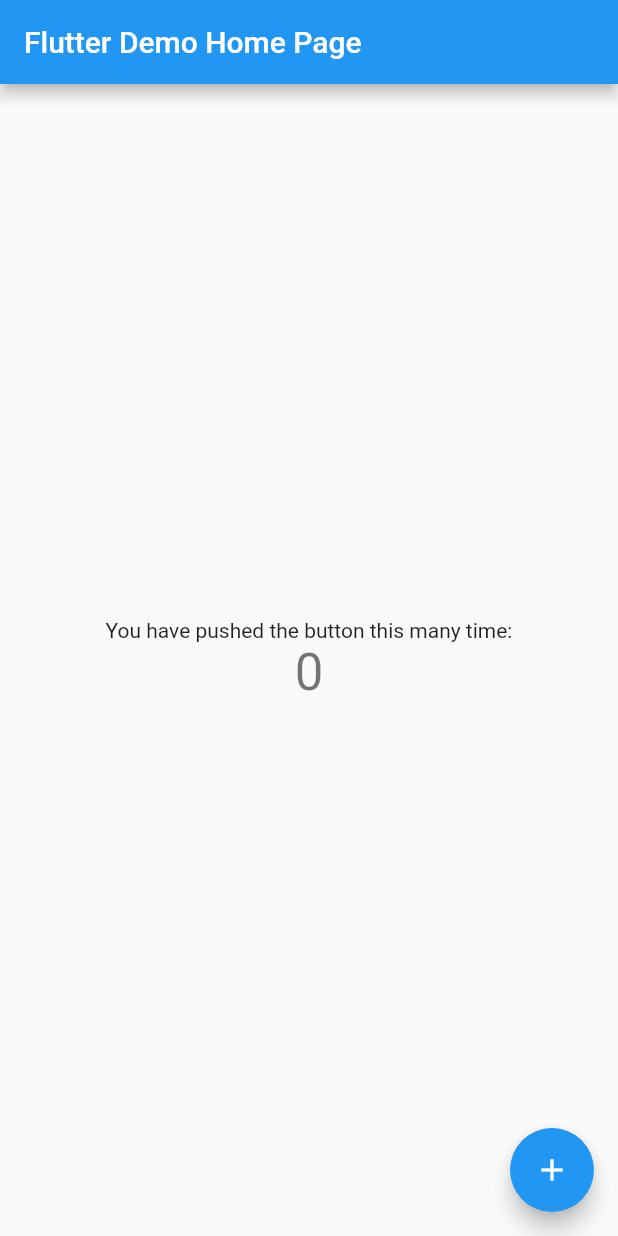
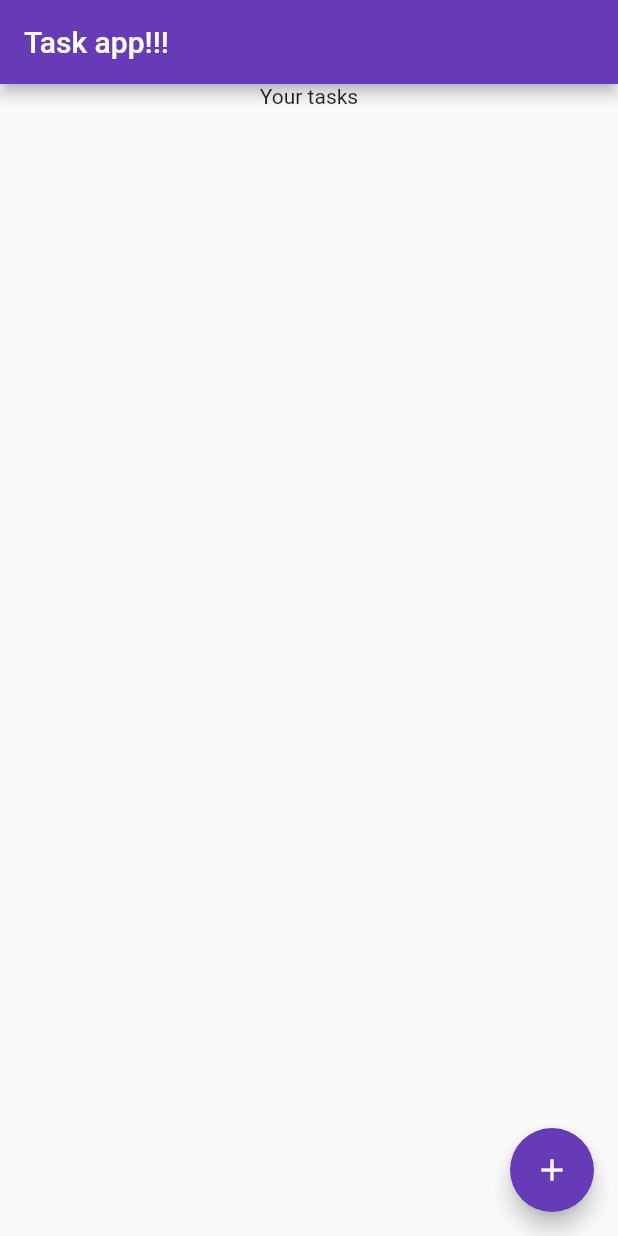
Before and after one commit to gaurang98671/Flutter_task_app, a Flutter app: the screen it shows after launch, on a phone screen of 412 x 824 dp. Run offline on Flutter 3.47's test engine with Material 2 defaults, Android fonts, the phone set to English and light mode, and no system bars; our stand-ins replace numberpicker.

Commit message:
Add tasks screen added Number picker added Radio buttons added

```diff
--- a/lib/main.dart
+++ b/lib/main.dart
@@ -1,4 +1,5 @@
 import 'package:flutter/material.dart';
+import 'add_tasks.dart';
 
 void main() => runApp(MyApp());
 
@@ -12,9 +13,9 @@ class MyApp extends StatelessWidget
       title: 'Task app',
       theme: ThemeData(
 
-        primarySwatch: Colors.blue,
+        primarySwatch: Colors.deepPurple,
       ),
-      home: MyHomePage(title: 'Flutter Demo Home Page'),
+      home: MyHomePage(title: 'Task app!!!'),
     );
   }
 }
@@ -30,42 +31,29 @@ class MyHomePage extends StatefulWidget {
 }
 
 class _MyHomePageState extends State<MyHomePage> {
-  int _counter = 0;
-
-  void _incrementCounter() {
-    setState(() {
-      _counter++;
-    });
-  }
 
   @override
   Widget build(BuildContext context) {
 
     return Scaffold(
       appBar: AppBar(
-        // Here we take the value from the MyHomePage object that was created by
-        // the App.build method, and use it to set our appbar title.
+
         title: Text(widget.title),
       ),
       body: Center(
-
         child: Column(
-
-          mainAxisAlignment: MainAxisAlignment.center,
           children: <Widget>[
             Text(
-              'You have pushed the button this many time:',
-            ),
-            Text(
-              '$_counter',
-              style: Theme.of(context).textTheme.display1,
+              'Your tasks'
             ),
           ],
         ),
       ),
       floatingActionButton: FloatingActionButton(
-        onPressed: _incrementCounter,
-        tooltip: 'Increment',
+        onPressed: (){
+          Navigator.push(context, MaterialPageRoute(builder: (context)=>add_tasks()));
+        },
+        tooltip: 'Add task',
         child: Icon(Icons.add),
       ), // This trailing comma makes auto-formatting nicer for build methods.
     );
--- a/pubspec.yaml
+++ b/pubspec.yaml
@@ -19,6 +19,10 @@ environment:
 dependencies:
   flutter:
     sdk: flutter
+  sqflite: 1.3.0+1
+  flutter_bloc: ^3.2.0
+  path:  ^1.6.4
+  numberpicker: 1.0.0
 
   # The following adds the Cupertino Icons font to your application.
   # Use with the CupertinoIcons class for iOS style icons.
```
Also changed, not shown: lib/add_tasks.dart (added, +78 -0 lines), pubspec.lock.
